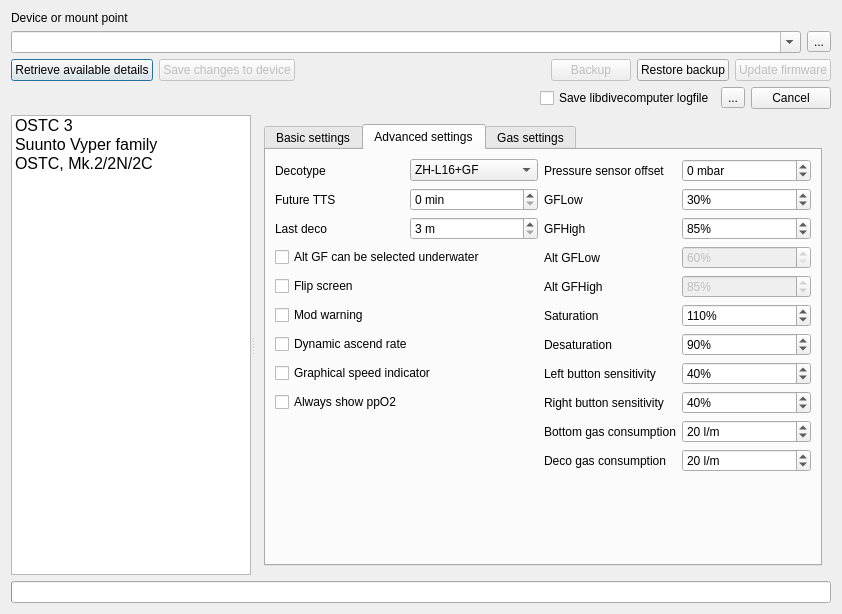
This is qt-ui/configuredivecomputerdialog.ui in subsurface/subsurface as Qt 5 draws it before an edit. The edited form follows.
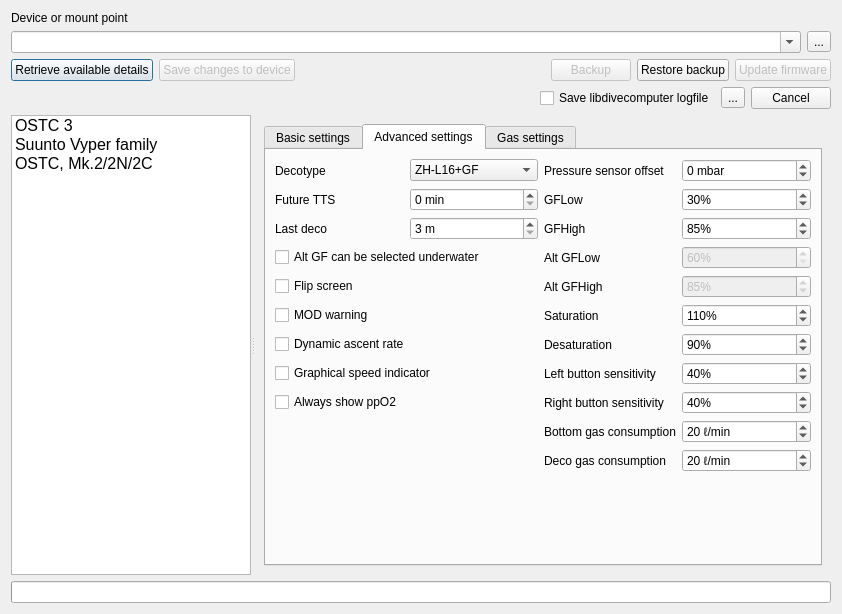
This is the edited form. The open tabs and pages were chosen to show the change. Icons and pictures are not drawn.

The edit to the form file:
```diff
--- a/qt-ui/configuredivecomputerdialog.ui
+++ b/qt-ui/configuredivecomputerdialog.ui
@@ -904,7 +904,7 @@
             <item row="8" column="0">
              <widget class="QCheckBox" name="modWarning">
               <property name="text">
-               <string>Mod warning</string>
+               <string>MOD warning</string>
               </property>
              </widget>
             </item>
@@ -918,7 +918,7 @@
             <item row="9" column="0" colspan="2">
              <widget class="QCheckBox" name="dynamicAscendRate">
               <property name="text">
-               <string>Dynamic ascend rate</string>
+               <string>Dynamic ascent rate</string>
               </property>
              </widget>
             </item>
@@ -971,7 +971,7 @@
             <item row="12" column="4">
              <widget class="QSpinBox" name="bottomGasConsumption">
               <property name="suffix">
-               <string> l/m</string>
+               <string> ℓ/min</string>
               </property>
               <property name="minimum">
                <number>5</number>
@@ -987,7 +987,7 @@
             <item row="13" column="4">
              <widget class="QSpinBox" name="decoGasConsumption">
               <property name="suffix">
-               <string> l/m</string>
+               <string> ℓ/min</string>
               </property>
               <property name="minimum">
                <number>5</number>
```
Left out of the diff: 4 changed lines with no effect on the pictures.
